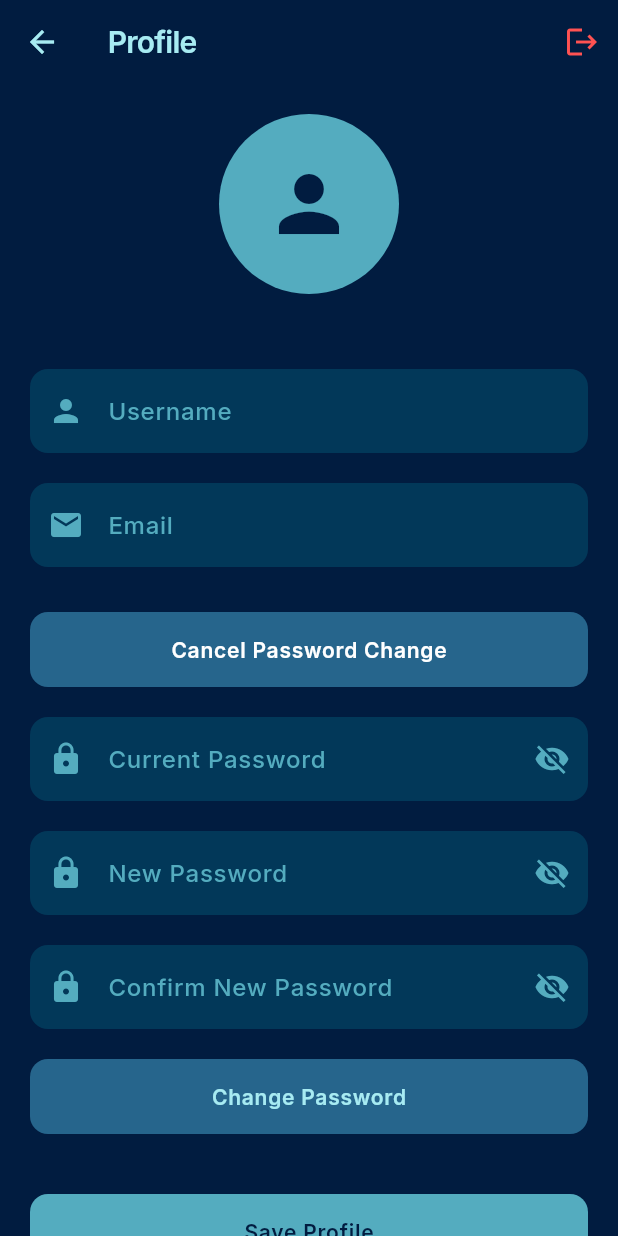
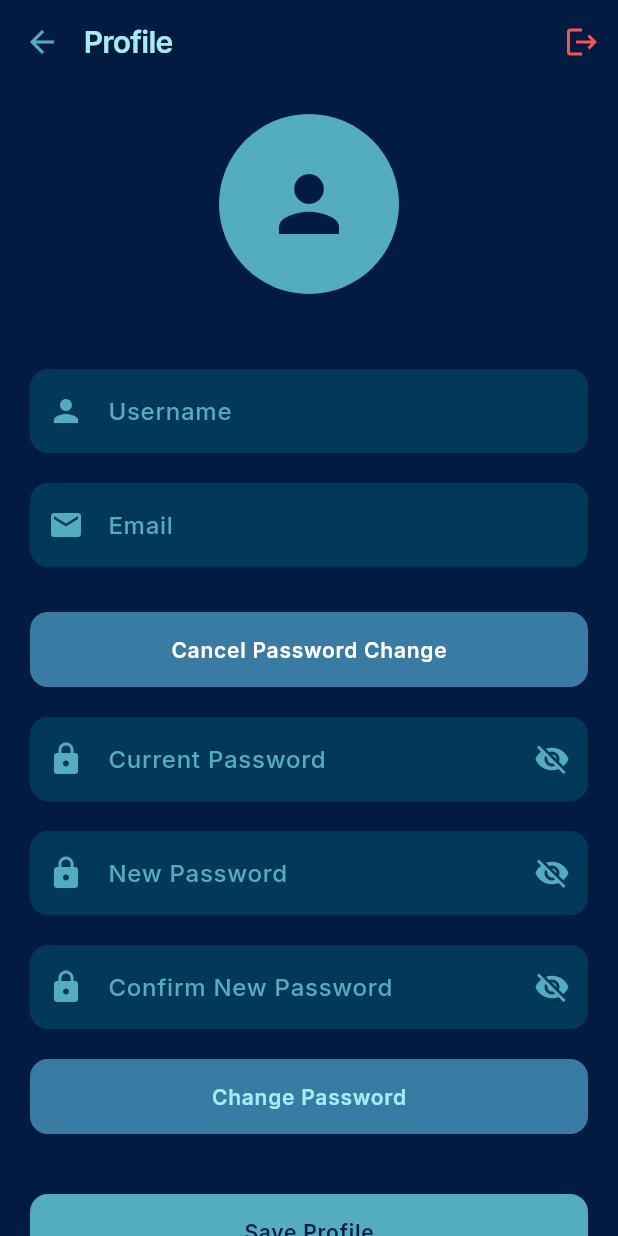
Before and after one commit to Jaffar-Kazmi/Chatify, a Flutter app: the ProfilePage screen opened by its route, after a tap on the "edit" icon, after a tap on "Change Password", on a phone screen of 412 x 824 dp. Run offline on Flutter 3.47's test engine with Material 3 defaults, Android fonts, the phone set to English and light mode, and no system bars; our stand-ins replace flutter_bloc, flutter_secure_storage, google_fonts, image_picker, socket_io_client; accounts and stored records are empty; network calls fail.

Commit message:
fix(UI): fix hardcoded styles

```diff
--- a/frontend_flutter/lib/features/auth/presentation/pages/login_page.dart
+++ b/frontend_flutter/lib/features/auth/presentation/pages/login_page.dart
@@ -23,9 +23,6 @@
   void _showInputValues() {
     String email = _emailController.text;
     String password = _passwordController.text;
-
-    print('Email: $email');
-    print('Password: $password');
   }
 
   @override
@@ -56,7 +53,7 @@
             children: [
               AuthInputField(hint: 'Email', icon: Icons.email, controller: _emailController),
               SizedBox(height: 20,),
-              AuthInputField(hint: 'Password', icon: Icons.password, controller: _passwordController, isPassword: true),
+              AuthInputField(hint: 'Password', icon: Icons.lock, controller: _passwordController, isPassword: true),
               SizedBox(height: 20,),
               BlocConsumer<AuthBloc, AuthState>(
                   builder: (context, state) {
--- a/frontend_flutter/lib/features/auth/presentation/pages/register_page.dart
+++ b/frontend_flutter/lib/features/auth/presentation/pages/register_page.dart
@@ -59,7 +59,7 @@
                   controller: _emailController),
               SizedBox(height: 20,),
               AuthInputField(hint: 'Password',
-                  icon: Icons.password,
+                  icon: Icons.lock,
                   controller: _passwordController),
               SizedBox(height: 20,),
               BlocConsumer<AuthBloc, AuthState> (
--- a/frontend_flutter/lib/features/auth/presentation/widgets/auth_input_field.dart
+++ b/frontend_flutter/lib/features/auth/presentation/widgets/auth_input_field.dart
@@ -15,7 +15,7 @@
     return Container(
       decoration: BoxDecoration(
           color: DefaultColors.sentMessageInput,
-          borderRadius: BorderRadius.circular(25)
+          borderRadius: BorderRadius.circular(25),
       ),
       padding: EdgeInsets.symmetric(horizontal: 20),
       child: Row(
@@ -31,7 +31,9 @@
             decoration: InputDecoration(
                 hintText: hint,
                 hintStyle: TextStyle(color: Colors.grey),
-                border: InputBorder.none
+                border: InputBorder.none,
+                focusedBorder: InputBorder.none,
+                enabledBorder: InputBorder.none
             ),
             style: TextStyle(color: Colors.white),
           ))
--- a/frontend_flutter/lib/features/contact/presentation/pages/contacts_page.dart
+++ b/frontend_flutter/lib/features/contact/presentation/pages/contacts_page.dart
@@ -3,6 +3,7 @@
 import 'package:flutter/material.dart';
 import 'package:flutter_bloc/flutter_bloc.dart';
 
+import '../../../../core/theme.dart';
 import '../../../chat/presentation/pages/chat_page.dart';
 import '../bloc/contacts_event.dart';
 
@@ -29,8 +30,6 @@
             'Contacts',
           style: Theme.of(context).textTheme.titleLarge,
         ),
-        backgroundColor: Colors.transparent,
-        elevation: 0,
       ),
       body: BlocListener<ContactsBloc, ContactState>(
         listener: (context, state) async {
@@ -120,7 +119,6 @@
               )
           )
         ],
-
       )
     );
   }
--- a/frontend_flutter/lib/features/profile/presentation/profile_page.dart
+++ b/frontend_flutter/lib/features/profile/presentation/profile_page.dart
@@ -115,7 +115,7 @@
     } catch (e) {
       ScaffoldMessenger.of(context).showSnackBar(
         SnackBar(
-          content: Text('Error: ${e.toString()}'), // Show actual error
+          content: Text('Error: ${e.toString()}'),
           backgroundColor: Colors.red,
           duration: Duration(seconds: 5),
         ),
@@ -147,7 +147,7 @@
         actions: [
           if (!_isEditing)
             IconButton(
-              icon: const Icon(Icons.edit, color: Colors.cyan,),
+              icon: const Icon(Icons.edit, color: AppColors.primaryLight,),
               onPressed: () => setState(() => _isEditing = true),
             ),
           IconButton(
@@ -192,6 +192,7 @@
                   prefixIcon: Icon(Icons.person),
                   border: OutlineInputBorder(),
                 ),
+                style: TextStyle(color: AppColors.textPrimary),
               ),
               const SizedBox(height: 20),
 
@@ -204,6 +205,7 @@
                   prefixIcon: Icon(Icons.email),
                   border: OutlineInputBorder(),
                 ),
+                style: TextStyle(color: AppColors.textPrimary),
               ),
               const SizedBox(height: 30),
 
@@ -219,7 +221,7 @@
                     });
                   },
                   style: ElevatedButton.styleFrom(
-                    backgroundColor: DefaultColors.buttonColor,
+                    backgroundColor: AppColors.surfaceHover,
                     minimumSize: const Size(double.infinity, 50),
                   ),
                   child: Text(
@@ -246,6 +248,7 @@
                       onPressed: () => setState(() => _showPassword = !_showPassword),
                     ),
                   ),
+                  style: TextStyle(color: AppColors.textPrimary),
                 ),
                 const SizedBox(height: 20),
                 TextFormField(
@@ -261,6 +264,7 @@
                       onPressed: () => setState(() => _showNewPass = !_showNewPass),
                     ),
                   ),
+                  style: TextStyle(color: AppColors.textPrimary),
                 ),
                 const SizedBox(height: 20),
                 TextFormField(
@@ -276,12 +280,14 @@
                       onPressed: () => setState(() => _showNewPass = !_showNewPass),
                     ),
                   ),
+                  style: TextStyle(color: AppColors.textPrimary),
                 ),
                 const SizedBox(height: 20),
+
                 ElevatedButton(
                   onPressed: _changingPassword ? null : _onChangePassword,
                   style: ElevatedButton.styleFrom(
-                    backgroundColor: DefaultColors.buttonColor,
+                    backgroundColor: AppColors.surfaceHover,
                     minimumSize: const Size(double.infinity, 50),
                   ),
                   child: _changingPassword
@@ -297,6 +303,7 @@
                 ElevatedButton(
                   onPressed: _isLoading ? null : _saveProfile,
                   style: ElevatedButton.styleFrom(
+                    backgroundColor: AppColors.primary,
                     minimumSize: const Size(double.infinity, 50),
                   ),
                   child: _isLoading
```
Also changed, not shown: frontend_flutter/lib/core/theme.dart (+3 -4 lines), frontend_flutter/lib/features/conversation/presentation/pages/conversations_page.dart (+6 -5 lines).
